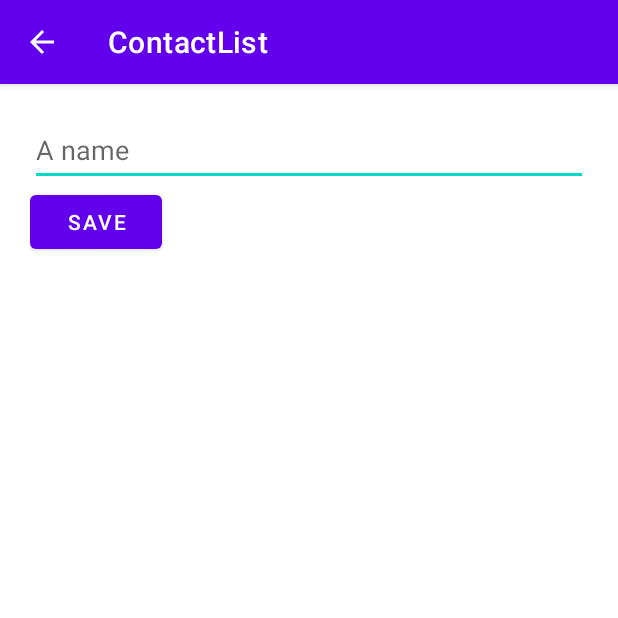
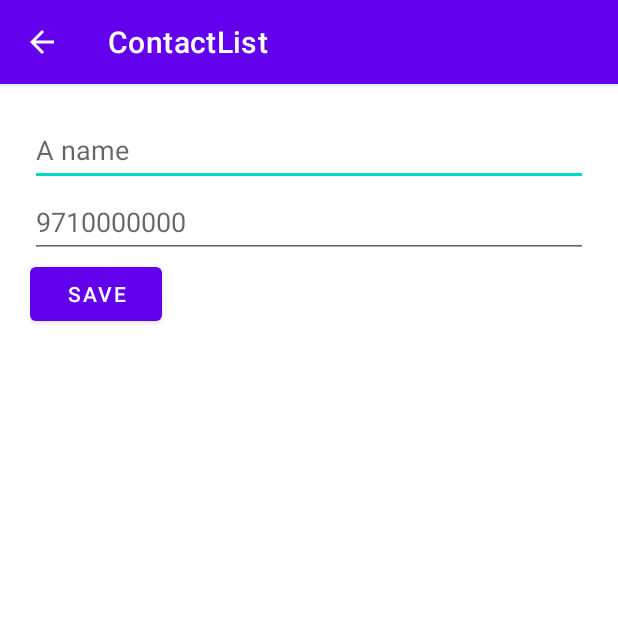
Before and after one commit to rmelchorv/ContactLists, an Android app: the ContactFormActivity screen opened directly, with no data from a screen before it, after a tap on "SAVE", on a phone screen of 412 x 824 dp, the top half of it. Run offline under Robolectric (Android 15) with nearby library versions, the phone set to English and light mode, and no system bars.

```diff
--- a/app/src/main/java/mx/edu/unistmo/repo/mobile/android/contactlist/view/ContactFormActivity.java
+++ b/app/src/main/java/mx/edu/unistmo/repo/mobile/android/contactlist/view/ContactFormActivity.java
@@ -2,10 +2,13 @@ package mx.edu.unistmo.repo.mobile.android.contactlist.view;
 
 import androidx.appcompat.app.AppCompatActivity;
 import android.content.Context;
+import android.content.SharedPreferences;
 import android.os.Build;
 import android.os.Bundle;
 import android.widget.Button;
 import android.widget.EditText;
+import android.widget.Toast;
+
 import java.io.FileNotFoundException;
 import java.io.FileOutputStream;
 import java.io.IOException;
@@ -27,6 +30,13 @@ public class ContactFormActivity extends AppCompatActivity {
         Button btnSave = findViewById(R.id.btnSave);
 
         btnSave.setOnClickListener(view -> {
+            saveFileIO();
+            saveSharedPrefs();
+            getSharedPrefs();
+        });
+    }
+
+    public void saveFileIO() {
         try {
             EditText etName = findViewById(R.id.etName);
             FileOutputStream os = openFileOutput("contact.txt", Context.MODE_APPEND);
@@ -42,6 +52,26 @@ public class ContactFormActivity extends AppCompatActivity {
         } catch (IOException e) {
             e.printStackTrace();
         }
-        });
+    }
+
+    public void saveSharedPrefs() {
+        SharedPreferences sp = getSharedPreferences("contacts", Context.MODE_PRIVATE);
+        SharedPreferences.Editor editor = sp.edit();
+
+        EditText etName = findViewById(R.id.etName);
+        EditText etTelephone = findViewById(R.id.etTelephone);
+
+        editor.putString("name", etName.getText().toString());
+        editor.putString("telephone", etTelephone.getText().toString());
+        editor.apply();
+    }
+
+    private void getSharedPrefs() {
+        SharedPreferences sp = getSharedPreferences("contacts", Context.MODE_PRIVATE);
+
+        String name = sp.getString("name", "");
+        String telephone = sp.getString("telephone", "");
+
+        Toast.makeText(this, name + " | " + telephone, Toast.LENGTH_SHORT).show();
     }
 }
--- a/app/src/main/res/layout/activity_contact_form.xml
+++ b/app/src/main/res/layout/activity_contact_form.xml
@@ -17,6 +17,16 @@
         android:inputType="text"
         android:minHeight="48dp" />
 
+    <EditText
+        android:id="@+id/etTelephone"
+        android:layout_width="match_parent"
+        android:layout_height="wrap_content"
+        android:layout_gravity="center"
+        android:autofillHints="name"
+        android:hint="@string/fake_telephone"
+        android:inputType="phone"
+        android:minHeight="48dp" />
+
     <Button
         android:id="@+id/btnSave"
         android:layout_width="wrap_content"
```
Lines whose indentation alone changed are shown as unchanged.
